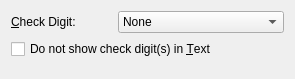
This is frontend_qt/grpMSICheck.ui in zint/zint as Qt 5 draws it before an edit. The edited form follows.
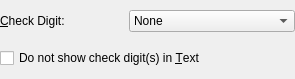
This is the edited form.

What changed in the file:
```diff
--- a/frontend_qt/grpMSICheck.ui
+++ b/frontend_qt/grpMSICheck.ui
@@ -18,9 +18,24 @@
   <property name="windowTitle" >
    <string>Form</string>
   </property>
-  <layout class="QVBoxLayout" name="verticalLayout" >
+  <layout class="QVBoxLayout" name="vLayoutMSI">
+   <property name="contentMargins">
+    <number>0</number>
+   </property>
+   <property name="leftMargin">
+    <number>0</number>
+   </property>
+   <property name="topMargin">
+    <number>0</number>
+   </property>
+   <property name="rightMargin">
+    <number>0</number>
+   </property>
+   <property name="bottomMargin">
+    <number>0</number>
+   </property>
    <item>
-    <layout class="QHBoxLayout" name="horizontalLayout" >
+    <layout class="QHBoxLayout" name="hLayoutMSI">
      <item>
       <widget class="QLabel" name="lblMSICheck" >
        <property name="text" >
@@ -99,19 +114,6 @@
      </property>
     </widget>
    </item>
-   <item>
-    <spacer name="verticalSpacer" >
-     <property name="orientation" >
-      <enum>Qt::Vertical</enum>
-     </property>
-     <property name="sizeHint" stdset="0" >
-      <size>
-       <width>20</width>
-       <height>31</height>
-      </size>
-     </property>
-    </spacer>
-   </item>
   </layout>
  </widget>
  <resources/>
```
Left out of the diff: 32 changed lines with no effect on the pictures.
